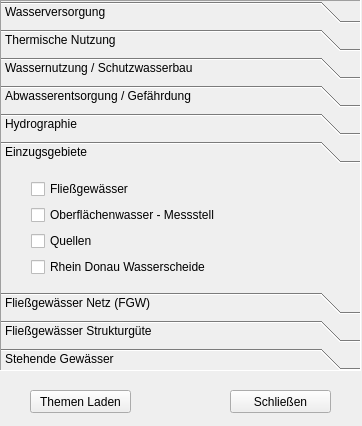
Above: tools/gui_wasser.ui from klausib/VogisMenu before the change. Below: the same form after it.
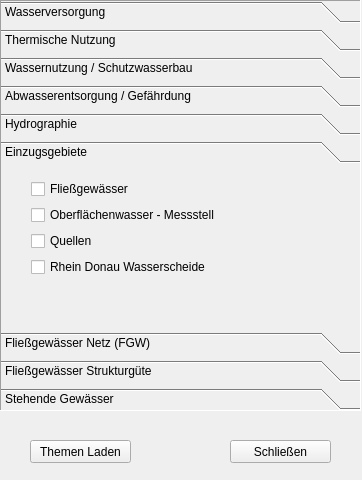
That is the form after the change. The open tabs and pages were chosen to show the change.

Patch:
```diff
--- a/tools/gui_wasser.ui
+++ b/tools/gui_wasser.ui
@@ -7,7 +7,7 @@
     <x>0</x>
     <y>0</y>
     <width>362</width>
-    <height>426</height>
+    <height>480</height>
    </rect>
   </property>
   <property name="windowTitle">
@@ -19,7 +19,7 @@
      <x>0</x>
      <y>0</y>
      <width>361</width>
-     <height>371</height>
+     <height>411</height>
     </rect>
    </property>
    <property name="frameShape">
@@ -364,6 +364,14 @@
     </widget>
    </widget>
    <widget class="QWidget" name="page_4">
+    <property name="geometry">
+     <rect>
+      <x>0</x>
+      <y>0</y>
+      <width>96</width>
+      <height>26</height>
+     </rect>
+    </property>
     <attribute name="label">
      <string>Einzugsgebiete</string>
     </attribute>
@@ -696,7 +704,7 @@
    <property name="geometry">
     <rect>
      <x>30</x>
-     <y>390</y>
+     <y>440</y>
      <width>101</width>
      <height>23</height>
     </rect>
@@ -709,7 +717,7 @@
    <property name="geometry">
     <rect>
      <x>230</x>
-     <y>390</y>
+     <y>440</y>
      <width>101</width>
      <height>23</height>
     </rect>
```
Left out of the diff: 18 changed lines with no effect on the pictures.
